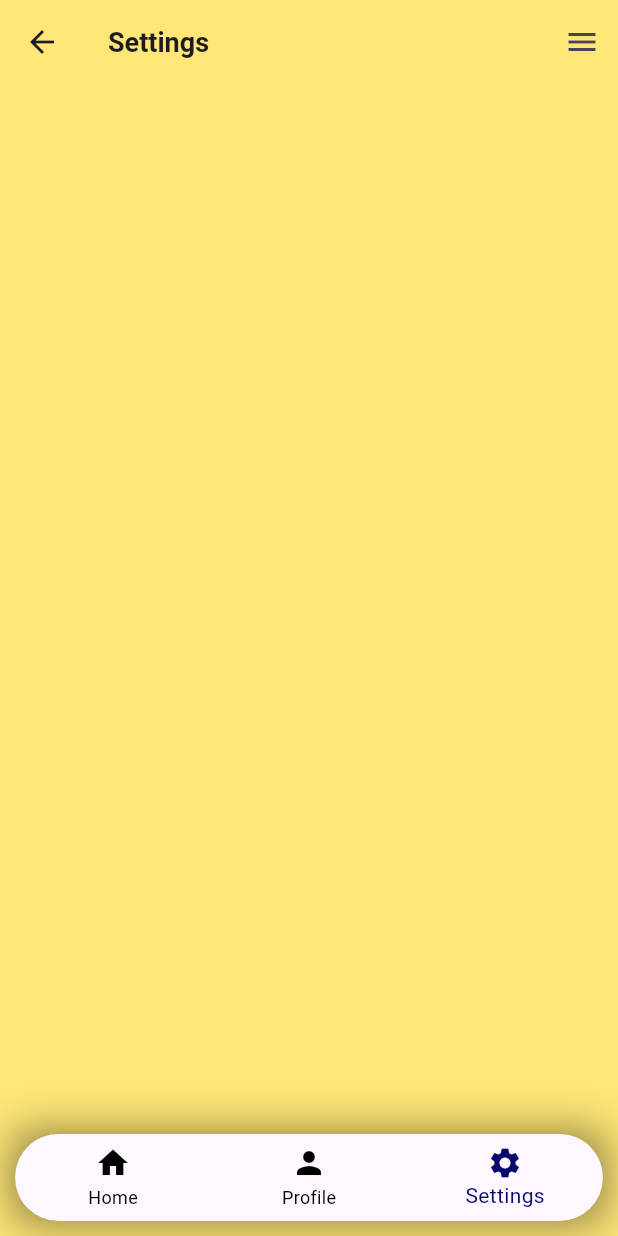
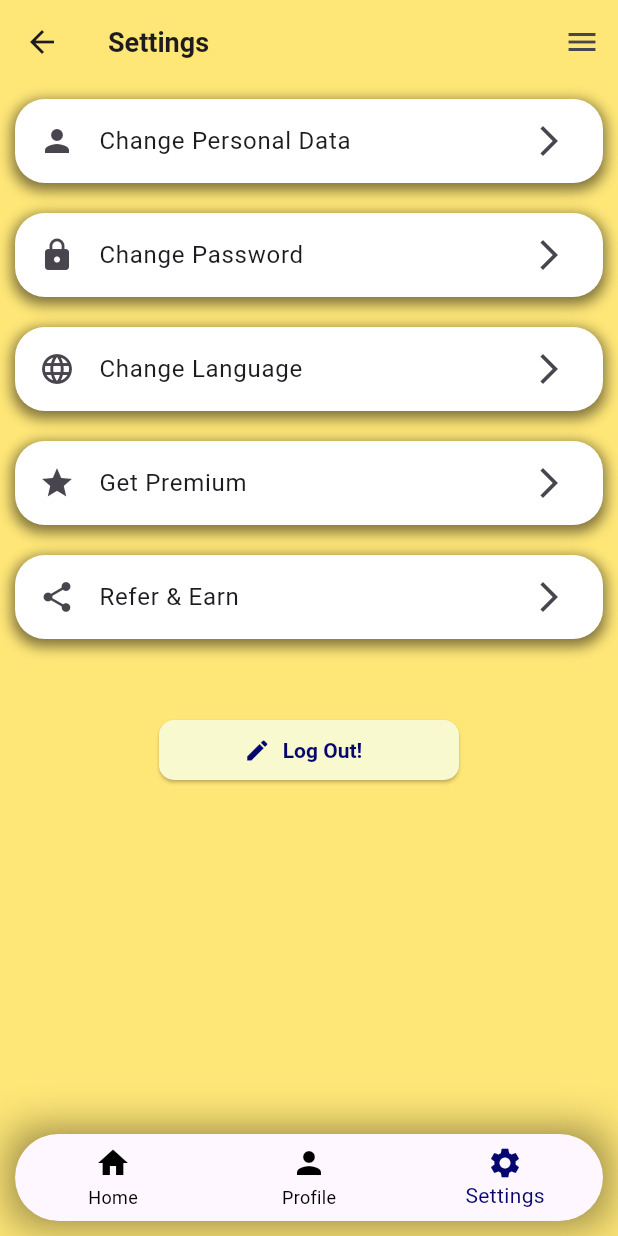
Before and after one commit to KaKaCodes1/Parent_Teach_App, a Flutter app: the SettingsScreen screen opened directly with empty values, on a phone screen of 412 x 824 dp. Run offline on Flutter 3.47's test engine with Material 3 defaults, Android fonts, the phone set to English and light mode, and no system bars; our stand-ins replace camera, cloud_firestore, firebase_auth, firebase_core, image_picker, introduction_screen; missing offline and left inert: google_ml_kit; accounts and stored records are empty.

Commit message:
Updating settings page

```diff
--- a/parentteach/lib/screen/settings_screen.dart
+++ b/parentteach/lib/screen/settings_screen.dart
@@ -1,5 +1,6 @@
 import 'package:flutter/material.dart';
 import 'package:parentteach/screen/home_screen.dart';
+import 'package:parentteach/screen/login_screencopy.dart';
 import 'package:parentteach/screen/profile_screen.dart';
 
 import '../model/articles.dart';
@@ -18,11 +19,22 @@ class SettingsScreen extends StatefulWidget {
 }
 
 class _SettingsScreenState extends State<SettingsScreen> {
+  //styling the button
+  final ButtonStyle thisbutton = ElevatedButton.styleFrom(
+    minimumSize: const Size(200, 40),
+    backgroundColor: const Color.fromARGB(255, 249, 249, 207),
+    textStyle: const TextStyle(
+      fontWeight: FontWeight.bold,),
+    shape: RoundedRectangleBorder(
+      borderRadius: BorderRadius.circular(10),
+    ),
+  );
+
   /*A GlobalKey<ScaffoldState> is used to control the Scaffold.
   This key allows you to access and manipulate the state of the Scaffold, including opening and closing the drawer.*/
   final GlobalKey<ScaffoldState> _scaffoldKey = GlobalKey<ScaffoldState>();
 
-    //this is used to manage the navigation on the bottom navbar
+  //this is used to manage the navigation on the bottom navbar
   int _selectedIndex = 2;
   void _onItemTapped(int index) {
     setState(() {
@@ -42,6 +54,7 @@ class _SettingsScreenState extends State<SettingsScreen> {
         );
       }
     });
+
   }
   @override
   Widget build(BuildContext context) {
@@ -66,10 +79,127 @@ class _SettingsScreenState extends State<SettingsScreen> {
         backgroundColor: const Color.fromARGB(255, 254, 230, 119),
         elevation: 0,
       ),
+      body: SingleChildScrollView(
+        child: Padding(
+          padding: const EdgeInsets.all(10.0),
+          child: Column(
+            children: [
+              GestureDetector(
+                onTap: () {
+                  Navigator.push(
+                    context,
+                    MaterialPageRoute(builder: (context)=>ProfileScreen(subjects: widget.subjects, articles: widget.articles))
+                    );
+                },
+                child: itemProfile('Change Personal Data', Icons.person),
+
+              ),
+
+              const SizedBox(
+                height: 20,
+              ),
+
+              GestureDetector(
+                onTap: () {
+                   Navigator.of(context).pop();
+                },
+                child: itemProfile('Change Password', Icons.lock),
+
+              ),
+
+              const SizedBox(
+                height: 20,
+              ),
+
+              GestureDetector(
+                onTap: () {
+                   Navigator.of(context).pop();
+                },
+                child: itemProfile('Change Language', Icons.language),
+
+              ),
+
+              const SizedBox(
+                height: 20,
+              ),
+
+              GestureDetector(
+                onTap: () {
+                   Navigator.of(context).pop();
+                },
+                child: itemProfile('Get Premium', Icons.star),
+
+              ),
+
+              const SizedBox(
+                height: 20,
+              ),
+
+              GestureDetector(
+                onTap: () {
+                   Navigator.of(context).pop();
+                },
+                child: itemProfile('Refer & Earn', Icons.share),
+
+              ),
+
+              const SizedBox(
+                height: 50,
+              ),
+
+              Center(
+                child:
+                  ElevatedButton.icon(
+                    onPressed: (){
+                      Navigator.pushAndRemoveUntil(
+                        context,
+                        MaterialPageRoute(builder: (context) =>const LoginScreencopy()),
+                        (Route<dynamic> route) => false, // This removes all previous routes
+                        );
+                    },
+                    icon: const Icon(Icons.edit, color: Color.fromARGB(255, 6, 6, 111),),
+                    label: const Text(
+                      'Log Out!',
+                      style: TextStyle(
+                          color: Color.fromARGB(255, 6, 6, 111),
+                      ),
+                    ),
+                    style: thisbutton,
+                    ),
+              )
+
+            ],
+          ),
+
+
+        ),
+      ),
 
       //bottom navbar
       bottomNavigationBar: BottomNavbar(currentIndex: _selectedIndex, onTap: _onItemTapped,)
 
     );
   }
+    itemProfile(String title, IconData icon){
+    return Container(
+        decoration: BoxDecoration(
+          color: Colors.white,
+          borderRadius: BorderRadius.circular(20),
+          boxShadow: [
+            BoxShadow(
+              color: Colors.black.withOpacity(0.5),
+              blurRadius: 7,
+              spreadRadius: 2,
+              offset: const Offset(0,3),
+            )
+          ]
+          ),
+          child: ListTile(
+            title:  Text(title),
+            leading:  Icon(icon),
+            trailing: const Icon(Icons.arrow_forward_ios),
+            //tileColor: Colors.white,
+          ),
+      );
+  }
 }
```
